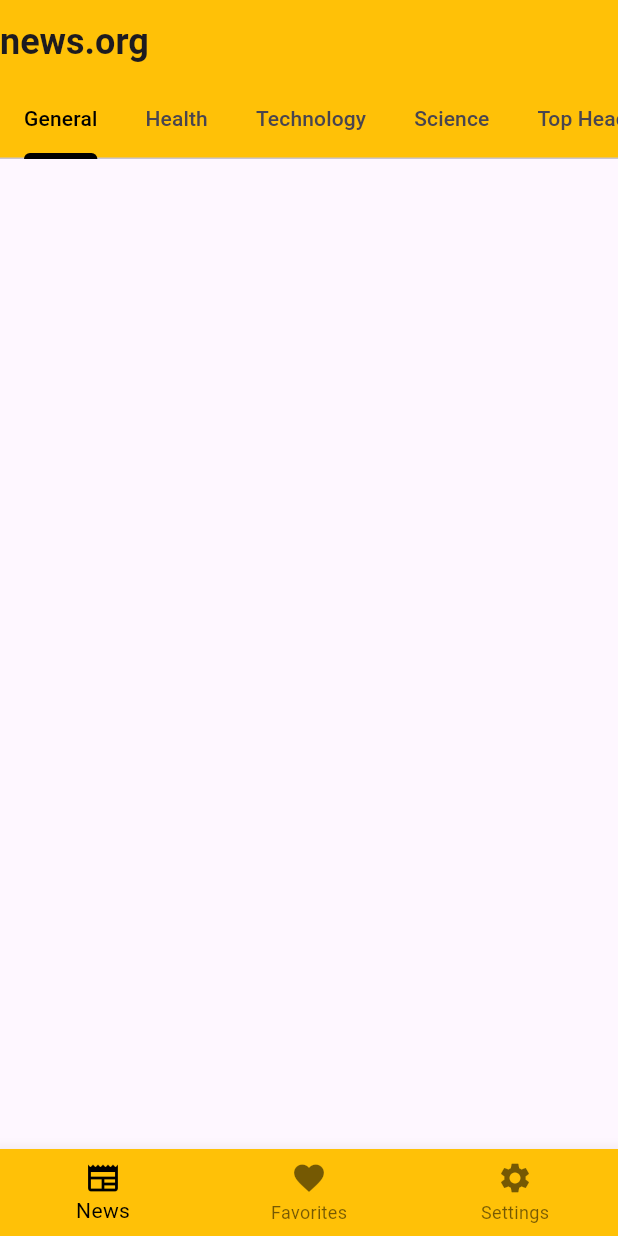
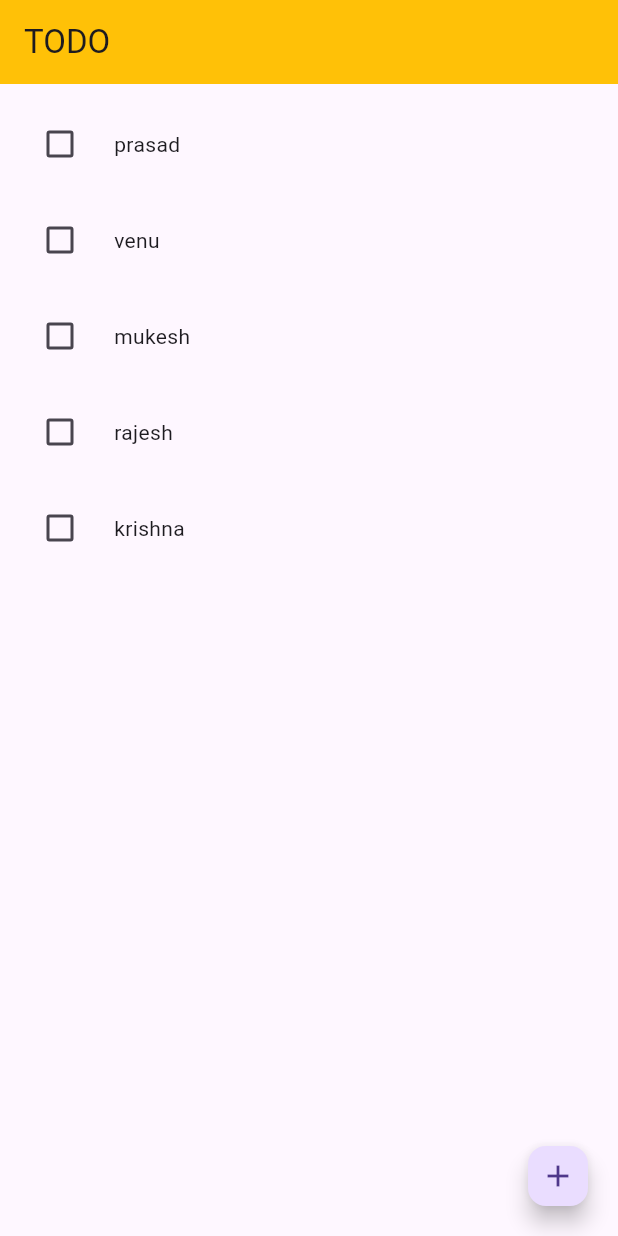
Before and after one commit to vennamprasad/flutter_news, a Flutter app: the screen it shows after launch, on a phone screen of 412 x 824 dp. Run offline on Flutter 3.47's test engine with Material 3 defaults, Android fonts, the phone set to English and light mode, and no system bars.

Commit message:
fixed ui

```diff
--- a/lib/main.dart
+++ b/lib/main.dart
@@ -1,6 +1,6 @@
 import 'package:flutter/material.dart';
+import 'package:flutter_news/pages/learn/TodoHome.dart';
 import 'package:flutter_news/pages/favorites.dart';
-
 import 'package:flutter_news/pages/home.dart';
 import 'package:flutter_news/pages/settings.dart';
 
@@ -20,8 +20,7 @@ class _MyAppState extends State<MyApp> {
   Widget build(BuildContext context) {
     return MaterialApp(
       debugShowCheckedModeBanner: false,
-      theme: ThemeData(primarySwatch: Colors.grey),
-      home: Home(),
+      home: TodoHome(),
       routes: {
         '/home': (context) => Home(),
         '/favorites': (context) => Fav(),
--- a/lib/pages/home.dart
+++ b/lib/pages/home.dart
@@ -1,5 +1,5 @@
 import 'package:flutter/material.dart';
-import 'package:flutter_news/pages/News.dart';
+import 'package:flutter_news/pages/news.dart';
 import 'package:flutter_news/pages/favorites.dart';
 import 'package:flutter_news/pages/settings.dart';
 
--- /dev/null
+++ b/lib/pages/learn/TodoHome.dart
@@ -0,0 +1,115 @@
+import 'package:flutter/material.dart';
+
+class TodoHome extends StatefulWidget {
+  const TodoHome({super.key});
+
+  @override
+  State<TodoHome> createState() => _TodoHomeState();
+}
+
+class _TodoHomeState extends State<TodoHome> {
+  List items = [
+    ["prasad", false],
+    ["venu", false],
+    ["mukesh", false],
+    ["rajesh", false],
+    ["krishna", false],
+  ];
+  void onCheckBoxchanged(bool? value, int index) {
+    setState(() {
+      items[index][1] = !items[index][1];
+    });
+  }
+
+  @override
+  Widget build(BuildContext context) {
+    return Scaffold(
+      appBar: AppBar(
+        backgroundColor: Colors.amber,
+        title: Text("TODO"),
+      ),
+      floatingActionButton: FloatingActionButton.small(
+        child: Icon(Icons.add),
+        onPressed: () {
+          showDialog(
+            context: context,
+            builder: (context) => AlertDialog(
+              backgroundColor: Colors.amber,
+              content: Container(
+                height: 200,
+                child: Column(
+                  mainAxisAlignment: MainAxisAlignment.start,
+                  crossAxisAlignment: CrossAxisAlignment.start,
+                  children: [
+                    Text("Enter Your Name"),
+                    TextField(
+                      decoration: InputDecoration(
+                          border: OutlineInputBorder(), hintText: "Name"),
+                    ),
+                    Row(),
+                  ],
+                ),
+              ),
+            ),
+          );
+        },
+      ),
+      body: ListView.builder(
+        itemBuilder: (context, index) {
+          return TODOTile(
+            name: items[index][0],
+            isChecked: items[index][1],
+            onchanged: (p0) {
+              onCheckBoxchanged(p0, index);
+            },
+          );
+        },
+        itemCount: items.length,
+      ),
+    );
+  }
+}
+
+class TODOTile extends StatefulWidget {
+  String name;
+  bool isChecked;
+  Function(bool?)? onchanged;
+
+  TODOTile(
+      {super.key,
+      required this.name,
+      required this.isChecked,
+      required this.onchanged});
+
+  @override
+  State<TODOTile> createState() => _TODOTileState();
+}
+
+class _TODOTileState extends State<TODOTile> {
+  @override
+  Widget build(BuildContext context) {
+    return Padding(
+      padding: EdgeInsets.only(left: 16, right: 16, top: 16),
+      child: Row(
+        children: [
+          Checkbox(
+            value: widget.isChecked,
+            onChanged: widget.onchanged,
+            activeColor: Colors.amber,
+          ),
+          Container(
+            padding: EdgeInsets.all(12),
+            decoration: BoxDecoration(borderRadius: BorderRadius.circular(10)),
+            child: Text(
+              widget.name,
+              style: TextStyle(
+                  decoration: widget.isChecked
+                      ? TextDecoration.lineThrough
+                      : TextDecoration.none),
+            ),
+          ),
+        ],
+      ),
+    );
+  }
+}
```
Also changed, not shown: lib/pages/learn/Counter.dart (added, +33 -0 lines), lib/pages/learn/TODO.dart (added, +46 -0 lines).
